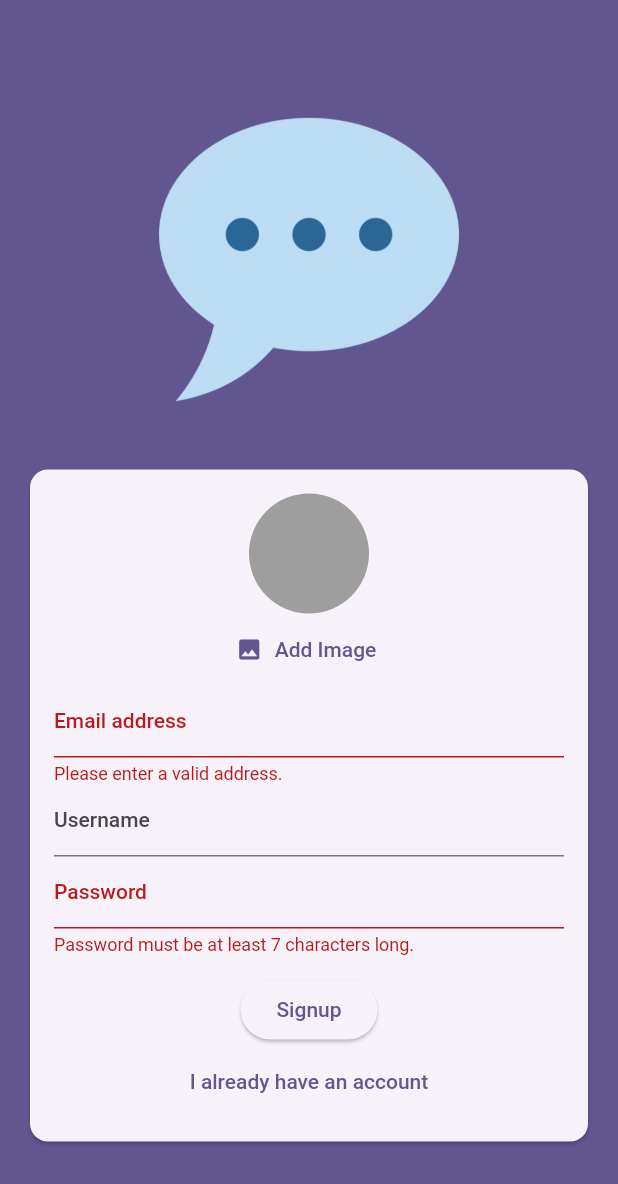
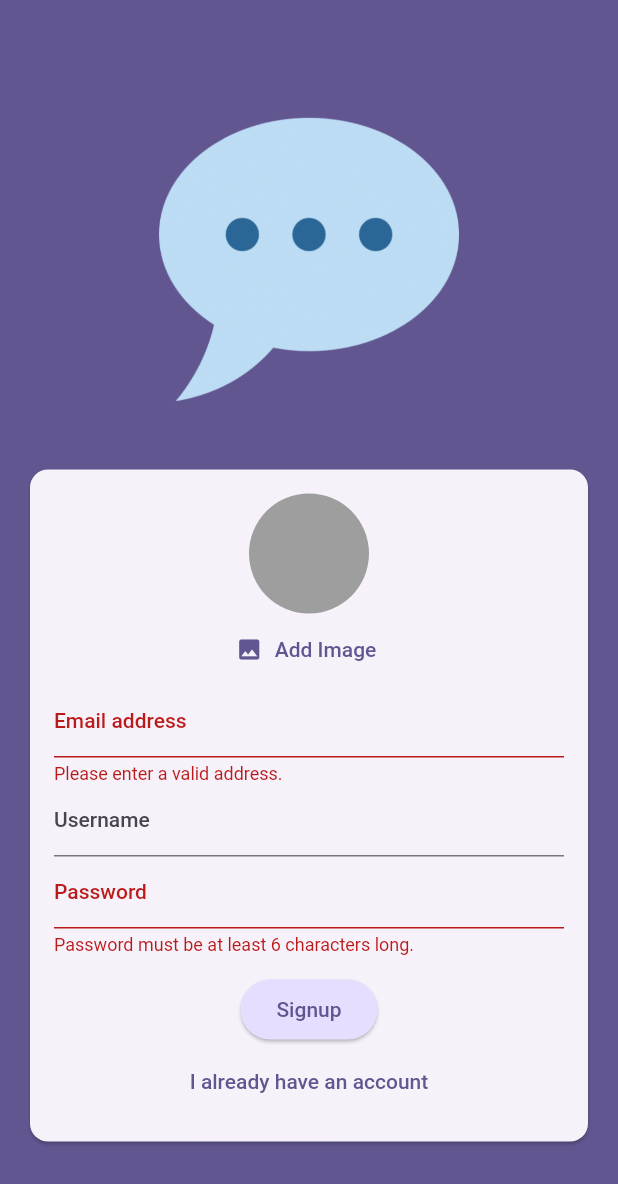
Before and after one commit to den4ik24/flutter_firebase, a Flutter app: the screen it shows after launch, after a tap on "Login", after a tap on "Create new account", after a tap on "Add Image", on a phone screen of 412 x 824 dp. Shown: the top 1184 px of the screen. Run offline on Flutter 3.47's test engine with Material 2 defaults, Android fonts, the phone set to English and light mode, and no system bars; our stand-ins replace cloud_firestore, firebase_auth, firebase_core, firebase_storage, image_picker; accounts and stored records are empty.

Commit message:
image_picker(new)(login doesn't work)

```diff
--- a/lib/main.dart
+++ b/lib/main.dart
@@ -1,8 +1,9 @@
+import 'firebase_options.dart';
+import 'package:firebase_auth/firebase_auth.dart';
+import 'package:firebase_core/firebase_core.dart';
+
 import 'package:flutter/material.dart';
-import 'package:firebase_auth/firebase_auth.dart';
-
-import 'firebase_options.dart';
-import 'package:firebase_core/firebase_core.dart';
+import 'package:flutter_firebase/screens/splash_screen.dart';
 
 import '../screens/auth_screen.dart';
 import '../screens/chat_screen.dart';
@@ -22,16 +23,6 @@ class MyApp extends StatelessWidget {
     return MaterialApp(
       title: 'FlutterChat',
       theme: ThemeData(
-        // primarySwatch: Colors.pink,
-        // colorScheme:
-        //     ColorScheme.fromSwatch(primarySwatch: Colors.pink).copyWith(
-        //   secondary: Colors.deepPurple,
-        //   background: Colors.pink,
-        // ),
-        // buttonTheme: ButtonTheme.of(context).copyWith(
-        //   buttonColor: Colors.pink,
-        //   textTheme: ButtonTextTheme.primary,
-        // ),
         elevatedButtonTheme: ElevatedButtonThemeData(
           style: ElevatedButton.styleFrom(
             shape: RoundedRectangleBorder(
@@ -42,11 +33,15 @@ class MyApp extends StatelessWidget {
       ).copyWith(
         useMaterial3: true,
         colorScheme: ColorScheme.fromSeed(
-            seedColor: const Color.fromARGB(255, 63, 17, 177)),
+          seedColor: const Color.fromARGB(255, 63, 17, 177),
+        ),
       ),
       home: StreamBuilder(
         stream: FirebaseAuth.instance.authStateChanges(),
         builder: (ctx, userSnapshot) {
+          if(userSnapshot.connectionState == ConnectionState.waiting){
+            return const SplashScreen();
+          }
           if (userSnapshot.hasData) {
             return const ChatScreen();
           }
--- /dev/null
+++ b/lib/screens/splash_screen.dart
@@ -0,0 +1,17 @@
+import 'package:flutter/material.dart';
+
+class SplashScreen extends StatelessWidget {
+  const SplashScreen({super.key});
+
+  @override
+  Widget build(BuildContext context) {
+    return Scaffold(
+      appBar: AppBar(
+        title: const Text("FltterChat"),
+      ),
+      body: const Center(
+        child: Text("Loading..."),
+      ),
+    );
+  }
+}
--- a/lib/widgets/auth/auth_form.dart
+++ b/lib/widgets/auth/auth_form.dart
@@ -37,7 +37,7 @@ class _AuthFormState extends State<AuthForm> {
 
     if (_userImageFile == null && !_isLogin) {
       ScaffoldMessenger.of(context).showSnackBar(
-         SnackBar (
+        SnackBar(
           content: const Text("Please pick an image."),
           backgroundColor: Theme.of(context).colorScheme.error,
         ),
@@ -107,8 +107,8 @@ class _AuthFormState extends State<AuthForm> {
                   TextFormField(
                     key: const ValueKey("password"),
                     validator: (value) {
-                      if (value!.isEmpty || value.length < 7) {
-                        return "Password must be at least 7 characters long.";
+                      if (value!.isEmpty || value.trim().length < 6) {
+                        return "Password must be at least 6 characters long.";
                       }
                       return null;
                     },
@@ -123,6 +123,10 @@ class _AuthFormState extends State<AuthForm> {
                   if (!widget.isLoading)
                     ElevatedButton(
                       onPressed: _trySubmit,
+                      style: ElevatedButton.styleFrom(
+                        backgroundColor:
+                            Theme.of(context).colorScheme.primaryContainer,
+                      ),
                       child: Text(_isLogin ? "Login" : "Signup"),
                     ),
                   if (!widget.isLoading)
--- a/lib/widgets/pickers/user_image_picker.dart
+++ b/lib/widgets/pickers/user_image_picker.dart
@@ -20,11 +20,15 @@ class _UserImagePickerState extends State<UserImagePicker> {
       imageQuality: 50,
       maxWidth: 150,
     );
-    final pickedImageFile = File(image!.path);
+
+    if (image == null) {
+      return;
+    }
+
     setState(() {
-      _pickedImage = pickedImageFile;
+      _pickedImage = File(image.path);
     });
-    widget.imagePickFn(pickedImageFile);
+    widget.imagePickFn(_pickedImage!);
   }
 
   @override
@@ -34,13 +38,18 @@ class _UserImagePickerState extends State<UserImagePicker> {
         CircleAvatar(
           radius: 40,
           backgroundColor: Colors.grey,
-          backgroundImage:
+          foregroundImage:
               _pickedImage != null ? FileImage(_pickedImage!) : null,
         ),
         TextButton.icon(
           onPressed: _pickImage,
           icon: const Icon(Icons.image),
-          label: const Text("Add Image"),
+          label: Text(
+            "Add Image",
+            style: TextStyle(
+              color: Theme.of(context).colorScheme.primary,
+            ),
+          ),
         ),
       ],
     );
```
Also changed, not shown: lib/screens/auth_screen.dart (+5 -7 lines), lib/screens/chat_screen.dart (+6 -6 lines).
